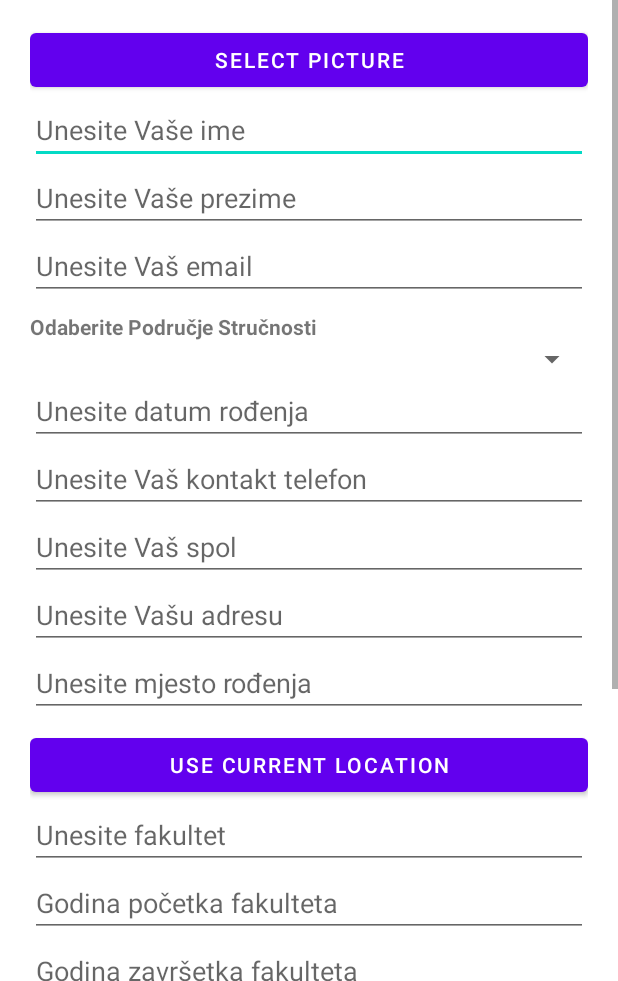
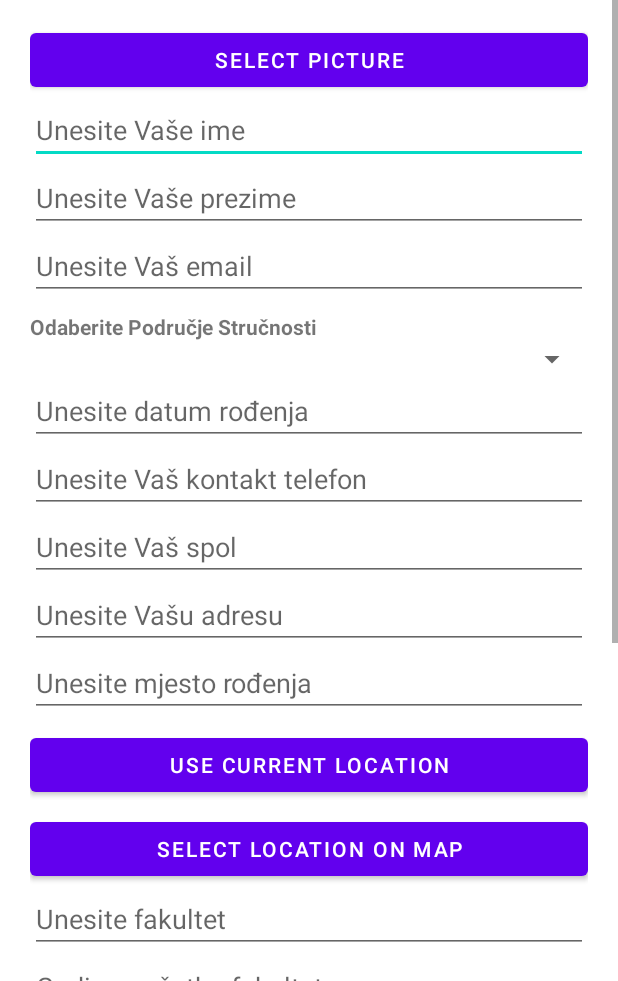
Before and after one commit to andrijasoldo1/NRAMU-vjezbe, an Android app: the layout fragment_details.xml on its own in the app's theme, with its tools: preview values and no code run, on a phone screen of 412 x 824 dp, the part 255-1236 px from its top. Run offline under Robolectric (Android 15) with nearby library versions, the phone set to English and light mode, and no system bars.

Commit message:
added Google Maps

```diff
--- a/app/build.gradle
+++ b/app/build.gradle
@@ -51,5 +51,8 @@ dependencies {
     implementation 'androidx.recyclerview:recyclerview:1.3.0'
     implementation 'com.google.android.gms:play-services-location:21.0.1'
     implementation 'org.maplibre.gl:android-sdk:9.5.0'
+    implementation 'com.google.android.gms:play-services-maps:18.1.0'
+    implementation 'com.google.android.gms:play-services-location:21.0.1'
+
 
 }
--- a/app/src/main/java/ba/sum/fsre/mymath/DetailsActivity.java
+++ b/app/src/main/java/ba/sum/fsre/mymath/DetailsActivity.java
@@ -59,7 +59,9 @@ public class DetailsActivity extends AppCompatActivity {
             } else if (item.getItemId() == R.id.nav_user_cases) {
                 selectedFragment = new UserCasesFragment();
             } else if (item.getItemId() == R.id.nav_messages) {
-                selectedFragment = new MessagesFragment(); // Navigate to MessagesFragment
+                selectedFragment = new MessagesFragment();
+            } else if (item.getItemId() == R.id.nav_map) {
+                startActivity(new Intent(this, MapsActivity.class)); // Navigate to MapsActivity
             }
 
             if (selectedFragment != null) {
--- a/app/src/main/res/layout/fragment_details.xml
+++ b/app/src/main/res/layout/fragment_details.xml
@@ -104,11 +104,19 @@
                 android:hint="Unesite mjesto rođenja"
                 android:inputType="text" />
 
+            <!-- Buttons for Location -->
             <Button
                 android:id="@+id/getLocationBtn"
                 android:layout_width="match_parent"
                 android:layout_height="wrap_content"
                 android:text="Use Current Location"
+                android:layout_marginTop="8dp" />
+
+            <Button
+                android:id="@+id/selectLocationBtn"
+                android:layout_width="match_parent"
+                android:layout_height="wrap_content"
+                android:text="Select Location on Map"
                 android:layout_marginTop="8dp" />
 
             <EditText
--- a/app/src/main/res/menu/drawer_menu.xml
+++ b/app/src/main/res/menu/drawer_menu.xml
@@ -23,4 +23,7 @@
     <item
         android:id="@+id/nav_messages"
         android:title="Messages" />
+    <item
+        android:id="@+id/nav_map"
+        android:title="Map" />
 </menu>
```
Also changed, not shown: app/src/main/AndroidManifest.xml (+17 -22 lines), app/src/main/java/ba/sum/fsre/mymath/fragments/DetailsFragment.java (+26 -11 lines).
